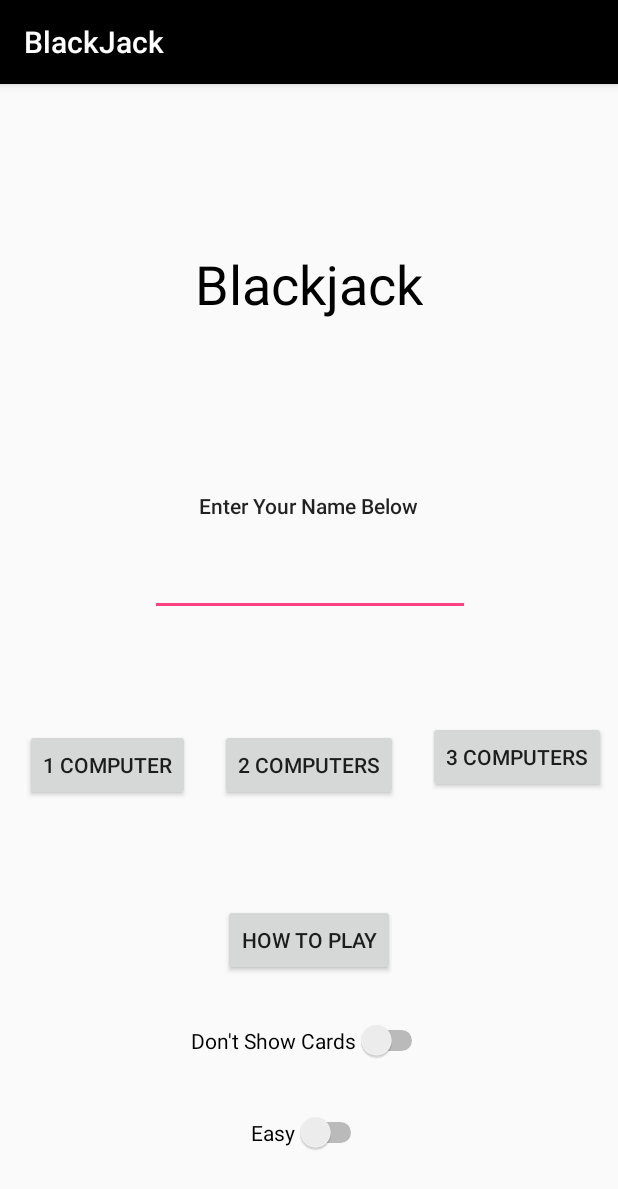
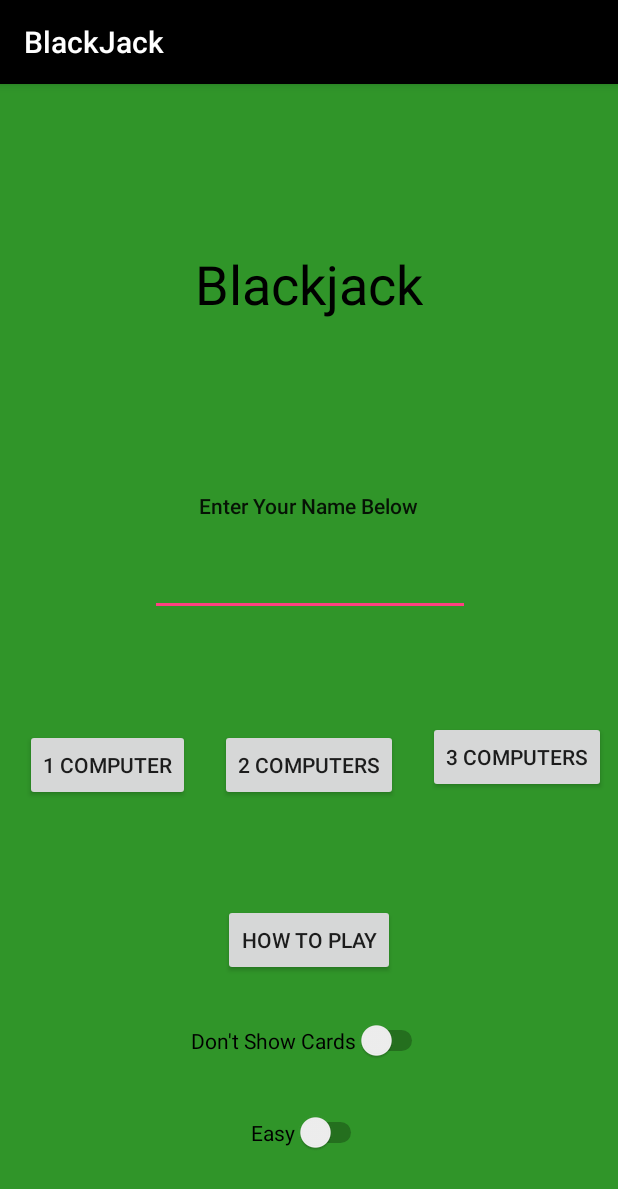
Before and after one commit to Egonzalez897/BlackJack, an Android app: the screen it shows after launch (HomeScreen), on a phone screen of 412 x 824 dp. Shown: the top 1189 px of the screen. Run offline under Robolectric (Android 15) with nearby library versions, the phone set to English and light mode, and no system bars.

Commit message:
All Green

```diff
--- a/app/src/main/res/layout/activity_home_screen.xml
+++ b/app/src/main/res/layout/activity_home_screen.xml
@@ -4,6 +4,7 @@
     xmlns:tools="http://schemas.android.com/tools"
     android:layout_width="match_parent"
     android:layout_height="match_parent"
+    android:background="@color/green"
     tools:context=".HomeScreen">
 
     <Button
--- a/app/src/main/res/values/colors.xml
+++ b/app/src/main/res/values/colors.xml
@@ -3,7 +3,7 @@
     <color name="colorPrimary">#3F51B5</color>
     <color name="colorPrimaryDark">#303F9F</color>
     <color name="colorAccent">#FF4081</color>
-    <color name="red">#FFA50D0D</color>
+    <color name="red">#FFBC1111</color>
     <color name="black">#FF000000</color>
     <color name="green">#FF309529</color>
 </resources>
```
